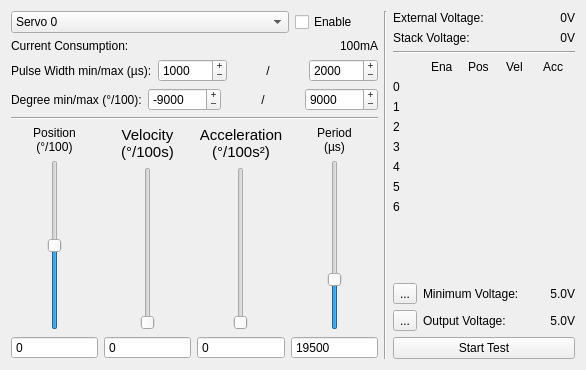
Before: the Qt Designer form src/brickv/plugin_system/plugins/servo/ui/servo.ui in Tinkerforge/brickv, drawn with Qt 5.
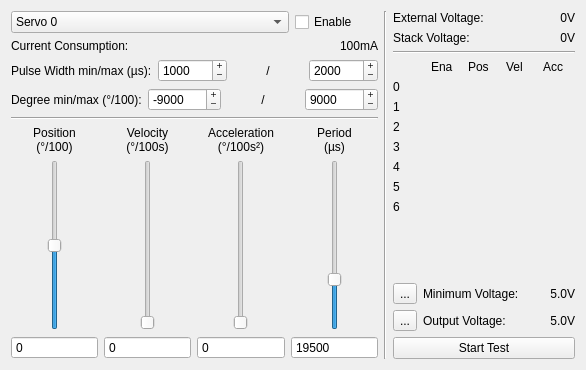
After: the same form once the commit is applied.

Commit message: Fix problem with Servo plugin on windows (can't start timer in thread)

```diff
--- a/src/brickv/plugin_system/plugins/servo/ui/servo.ui
+++ b/src/brickv/plugin_system/plugins/servo/ui/servo.ui
@@ -329,11 +329,7 @@
            <item>
             <widget class="QLabel" name="velocity_label">
              <property name="text">
-              <string>&lt;!DOCTYPE HTML PUBLIC &quot;-//W3C//DTD HTML 4.0//EN&quot; &quot;http://www.w3.org/TR/REC-html40/strict.dtd&quot;&gt;
-&lt;html&gt;&lt;head&gt;&lt;meta name=&quot;qrichtext&quot; content=&quot;1&quot; /&gt;&lt;style type=&quot;text/css&quot;&gt;
-p, li { white-space: pre-wrap; }
-&lt;/style&gt;&lt;/head&gt;&lt;body style=&quot; font-family:'Ubuntu'; font-size:11pt; font-weight:400; font-style:normal;&quot;&gt;
-&lt;p style=&quot; margin-top:0px; margin-bottom:0px; margin-left:0px; margin-right:0px; -qt-block-indent:0; text-indent:0px;&quot;&gt;Velocity&lt;br /&gt;(°/100s)&lt;/p&gt;&lt;/body&gt;&lt;/html&gt;</string>
+              <string>Velocity&lt;br&gt;(°/100s)</string>
              </property>
              <property name="alignment">
               <set>Qt::AlignCenter</set>
@@ -406,11 +402,7 @@
            <item>
             <widget class="QLabel" name="acceleration_label">
              <property name="text">
-              <string>&lt;!DOCTYPE HTML PUBLIC &quot;-//W3C//DTD HTML 4.0//EN&quot; &quot;http://www.w3.org/TR/REC-html40/strict.dtd&quot;&gt;
-&lt;html&gt;&lt;head&gt;&lt;meta name=&quot;qrichtext&quot; content=&quot;1&quot; /&gt;&lt;style type=&quot;text/css&quot;&gt;
-p, li { white-space: pre-wrap; }
-&lt;/style&gt;&lt;/head&gt;&lt;body style=&quot; font-family:'Ubuntu'; font-size:11pt; font-weight:400; font-style:normal;&quot;&gt;
-&lt;p style=&quot; margin-top:0px; margin-bottom:0px; margin-left:0px; margin-right:0px; -qt-block-indent:0; text-indent:0px;&quot;&gt;Acceleration&lt;br /&gt;(°/100s²)&lt;/p&gt;&lt;/body&gt;&lt;/html&gt;</string>
+              <string>Acceleration&lt;br&gt;(°/100s²)</string>
              </property>
              <property name="alignment">
               <set>Qt::AlignCenter</set>
```
The commit also changes 2 other files.
